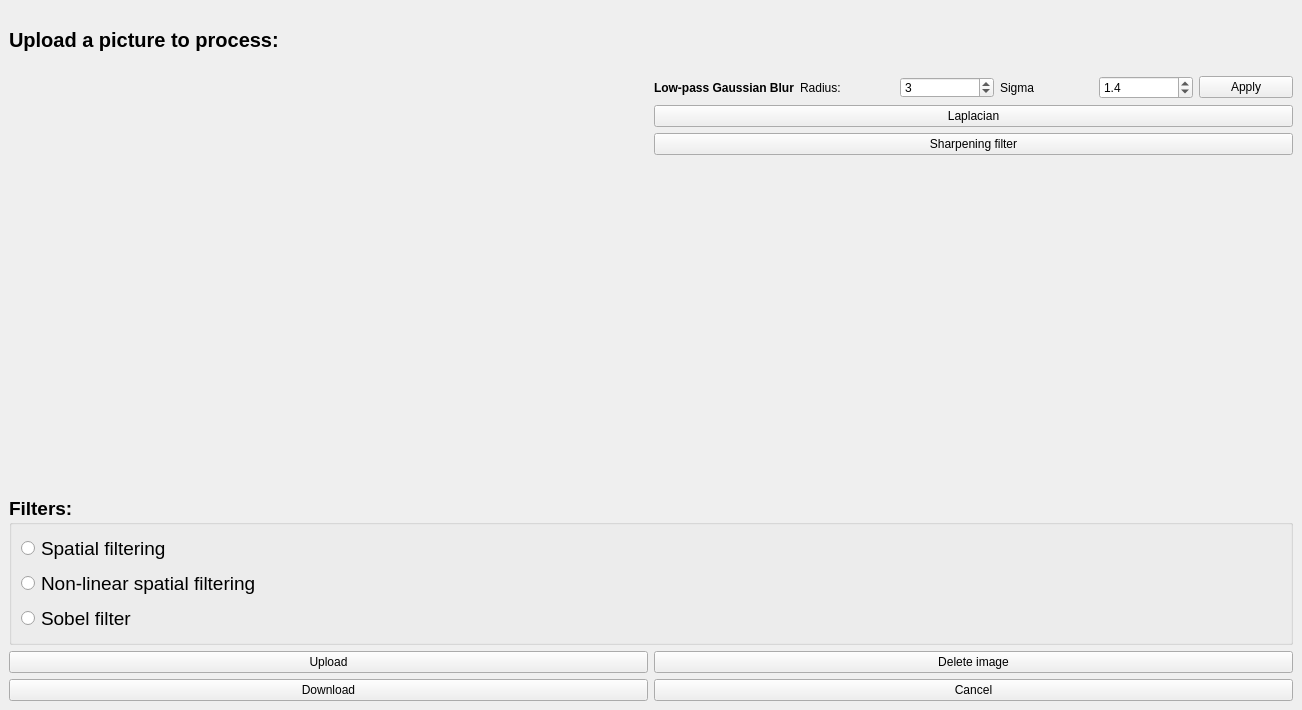
Qt form image_processing.ui (RitaPlusPlus/image-processing) before a commit.
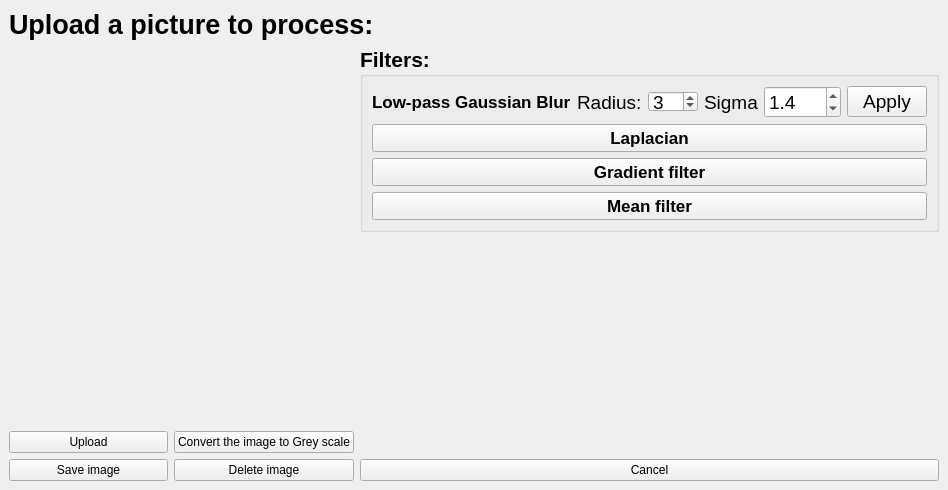
The same form after that commit.

Commit message: gradient filter + mean filter + convert to black&white

Patch:
```diff
--- a/image_processing.ui
+++ b/image_processing.ui
@@ -6,8 +6,8 @@
    <rect>
     <x>0</x>
     <y>0</y>
-    <width>1302</width>
-    <height>710</height>
+    <width>948</width>
+    <height>490</height>
    </rect>
   </property>
   <property name="windowTitle">
@@ -17,116 +17,61 @@
    <layout class="QVBoxLayout" name="verticalLayout_2">
     <item>
      <layout class="QGridLayout" name="gridLayout">
-      <item row="0" column="0" colspan="2">
-       <widget class="QLabel" name="label_title">
-        <property name="font">
-         <font>
-          <family>Arial</family>
-          <pointsize>15</pointsize>
-          <bold>true</bold>
-         </font>
-        </property>
-        <property name="text">
-         <string>Upload a picture to process:</string>
-        </property>
-       </widget>
-      </item>
-      <item row="13" column="0">
-       <widget class="QPushButton" name="pushB_Download">
-        <property name="text">
-         <string>Download</string>
-        </property>
-       </widget>
-      </item>
-      <item row="12" column="0">
+      <item row="15" column="0">
        <widget class="QPushButton" name="pushB_Upload">
         <property name="text">
          <string>Upload</string>
         </property>
        </widget>
       </item>
-      <item row="13" column="1">
+      <item row="16" column="0">
+       <widget class="QPushButton" name="pushB_Download">
+        <property name="text">
+         <string>Save image</string>
+        </property>
+       </widget>
+      </item>
+      <item row="16" column="1">
+       <widget class="QPushButton" name="pushB_deleteImage">
+        <property name="text">
+         <string>Delete image</string>
+        </property>
+       </widget>
+      </item>
+      <item row="16" column="2">
        <widget class="QPushButton" name="pushB_Cancel">
         <property name="text">
          <string>Cancel</string>
         </property>
        </widget>
       </item>
-      <item row="3" column="1">
-       <layout class="QHBoxLayout" name="horizontalLayout_3">
-        <item>
-         <widget class="QLabel" name="label">
-          <property name="font">
-           <font>
-            <bold>true</bold>
-           </font>
-          </property>
-          <property name="text">
-           <string>Low-pass Gaussian Blur</string>
-          </property>
-         </widget>
-        </item>
-        <item>
-         <widget class="QLabel" name="label_2">
-          <property name="text">
-           <string>Radius:</string>
-          </property>
-         </widget>
-        </item>
-        <item>
-         <widget class="QSpinBox" name="radius_spin">
-          <property name="maximumSize">
-           <size>
-            <width>129</width>
-            <height>21</height>
-           </size>
-          </property>
-          <property name="prefix">
-           <string/>
-          </property>
-          <property name="value">
-           <number>3</number>
-          </property>
-         </widget>
-        </item>
-        <item>
-         <widget class="QLabel" name="label_3">
-          <property name="text">
-           <string>Sigma</string>
-          </property>
-         </widget>
-        </item>
-        <item>
-         <widget class="QDoubleSpinBox" name="sigma_spin">
-          <property name="decimals">
-           <number>1</number>
-          </property>
-          <property name="maximum">
-           <double>100.000000000000000</double>
-          </property>
-          <property name="singleStep">
-           <double>0.100000000000000</double>
-          </property>
-          <property name="value">
-           <double>1.400000000000000</double>
-          </property>
-         </widget>
-        </item>
-        <item>
-         <widget class="QPushButton" name="pushB_Gaussian">
-          <property name="text">
-           <string>Apply</string>
-          </property>
-         </widget>
-        </item>
-       </layout>
+      <item row="15" column="1">
+       <widget class="QPushButton" name="pushB_convertGS">
+        <property name="text">
+         <string>Convert the image to Grey scale</string>
+        </property>
+       </widget>
       </item>
-      <item row="11" column="0" colspan="2">
+      <item row="0" column="0" colspan="3">
+       <widget class="QLabel" name="label_title">
+        <property name="font">
+         <font>
+          <family>Arial</family>
+          <pointsize>20</pointsize>
+          <bold>true</bold>
+         </font>
+        </property>
+        <property name="text">
+         <string>Upload a picture to process:</string>
+        </property>
+       </widget>
+      </item>
+      <item row="2" column="2" rowspan="4">
        <widget class="QGroupBox" name="groupB_filters">
         <property name="font">
          <font>
           <family>Arial</family>
-          <pointsize>14</pointsize>
+          <pointsize>16</pointsize>
           <bold>true</bold>
          </font>
         </property>
@@ -135,78 +80,163 @@
         </property>
         <layout class="QVBoxLayout" name="verticalLayout">
          <item>
-          <widget class="QRadioButton" name="radioB_spatialFilter">
+          <layout class="QHBoxLayout" name="horizontalLayout_3">
+           <item>
+            <widget class="QLabel" name="label">
+             <property name="font">
+              <font>
+               <family>Arial</family>
+               <pointsize>13</pointsize>
+               <bold>true</bold>
+              </font>
+             </property>
+             <property name="text">
+              <string>Low-pass Gaussian Blur</string>
+             </property>
+            </widget>
+           </item>
+           <item>
+            <widget class="QLabel" name="label_2">
+             <property name="font">
+              <font>
+               <family>Arial</family>
+               <pointsize>14</pointsize>
+               <bold>false</bold>
+              </font>
+             </property>
+             <property name="text">
+              <string>Radius:</string>
+             </property>
+            </widget>
+           </item>
+           <item>
+            <widget class="QSpinBox" name="radius_spin">
+             <property name="maximumSize">
+              <size>
+               <width>129</width>
+               <height>21</height>
+              </size>
+             </property>
+             <property name="font">
+              <font>
+               <family>Arial</family>
+               <pointsize>14</pointsize>
+               <bold>false</bold>
+              </font>
+             </property>
+             <property name="prefix">
+              <string/>
+             </property>
+             <property name="value">
+              <number>3</number>
+             </property>
+            </widget>
+           </item>
+           <item>
+            <widget class="QLabel" name="label_3">
+             <property name="font">
+              <font>
+               <family>Arial</family>
+               <pointsize>14</pointsize>
+               <bold>false</bold>
+              </font>
+             </property>
+             <property name="text">
+              <string>Sigma</string>
+             </property>
+            </widget>
+           </item>
+           <item>
+            <widget class="QDoubleSpinBox" name="sigma_spin">
+             <property name="font">
+              <font>
+               <family>Arial</family>
+               <pointsize>14</pointsize>
+               <bold>false</bold>
+              </font>
+             </property>
+             <property name="decimals">
+              <number>1</number>
+             </property>
+             <property name="maximum">
+              <double>100.000000000000000</double>
+             </property>
+             <property name="singleStep">
+              <double>0.100000000000000</double>
+             </property>
+             <property name="value">
+              <double>1.400000000000000</double>
+             </property>
+            </widget>
+           </item>
+           <item>
+            <widget class="QPushButton" name="pushB_Gaussian">
+             <property name="font">
+              <font>
+               <family>Arial</family>
+               <pointsize>14</pointsize>
+               <bold>false</bold>
+              </font>
+             </property>
+             <property name="text">
+              <string>Apply</string>
+             </property>
+            </widget>
+           </item>
+          </layout>
+         </item>
+         <item>
+          <widget class="QPushButton" name="pushB_Laplacian">
            <property name="font">
             <font>
              <family>Arial</family>
-             <pointsize>14</pointsize>
-             <bold>false</bold>
+             <pointsize>13</pointsize>
+             <bold>true</bold>
             </font>
            </property>
            <property name="text">
-            <string>Spatial filtering</string>
+            <string>Laplacian</string>
            </property>
           </widget>
          </item>
          <item>
-          <widget class="QRadioButton" name="radioB_nonLinearSFilter">
+          <widget class="QPushButton" name="pushB_Gradient">
            <property name="font">
             <font>
              <family>Arial</family>
-             <pointsize>14</pointsize>
-             <bold>false</bold>
+             <pointsize>13</pointsize>
+             <bold>true</bold>
             </font>
            </property>
            <property name="text">
-            <string>Non-linear spatial filtering</string>
+            <string>Gradient filter</string>
            </property>
           </widget>
          </item>
          <item>
-          <widget class="QRadioButton" name="radioB_sobelFilter">
+          <widget class="QPushButton" name="pushB_Mean">
            <property name="font">
             <font>
              <family>Arial</family>
-             <pointsize>14</pointsize>
-             <bold>false</bold>
+             <pointsize>13</pointsize>
+             <bold>true</bold>
             </font>
            </property>
            <property name="text">
-            <string>Sobel filter</string>
+            <string>Mean filter</string>
            </property>
           </widget>
          </item>
         </layout>
        </widget>
       </item>
-      <item row="12" column="1">
-       <widget class="QPushButton" name="pushB_deleteImage">
-        <property name="text">
-         <string>Delete image</string>
-        </property>
-       </widget>
-      </item>
-      <item row="3" column="0" rowspan="8">
+      <item row="2" column="0" rowspan="13" colspan="2">
        <widget class="QLabel" name="label_image">
         <property name="text">
          <string/>
         </property>
        </widget>
       </item>
-      <item row="4" column="1">
-       <widget class="QPushButton" name="pushB_Laplacian">
-        <property name="text">
-         <string>Laplacian</string>
-        </property>
-       </widget>
-      </item>
-      <item row="5" column="1">
-       <widget class="QPushButton" name="pushB_Sharp">
-        <property name="text">
-         <string>Sharpening filter</string>
-        </property>
-       </widget>
-      </item>
      </layout>
     </item>
    </layout>
```
The commit also changes 13 other files.
